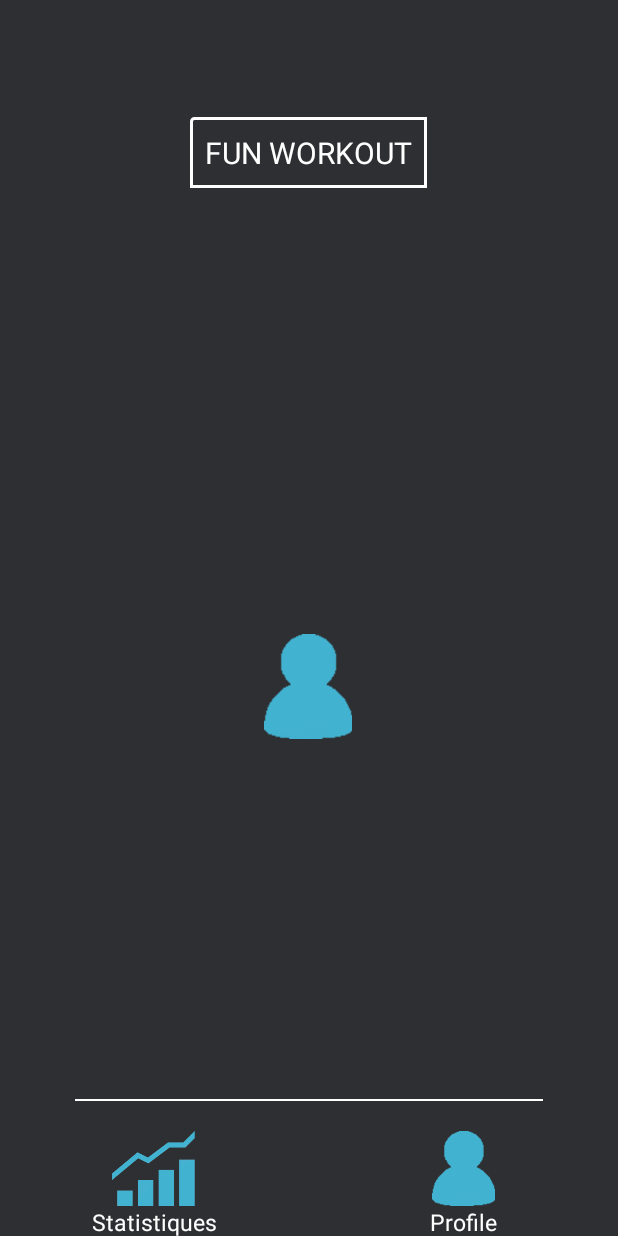
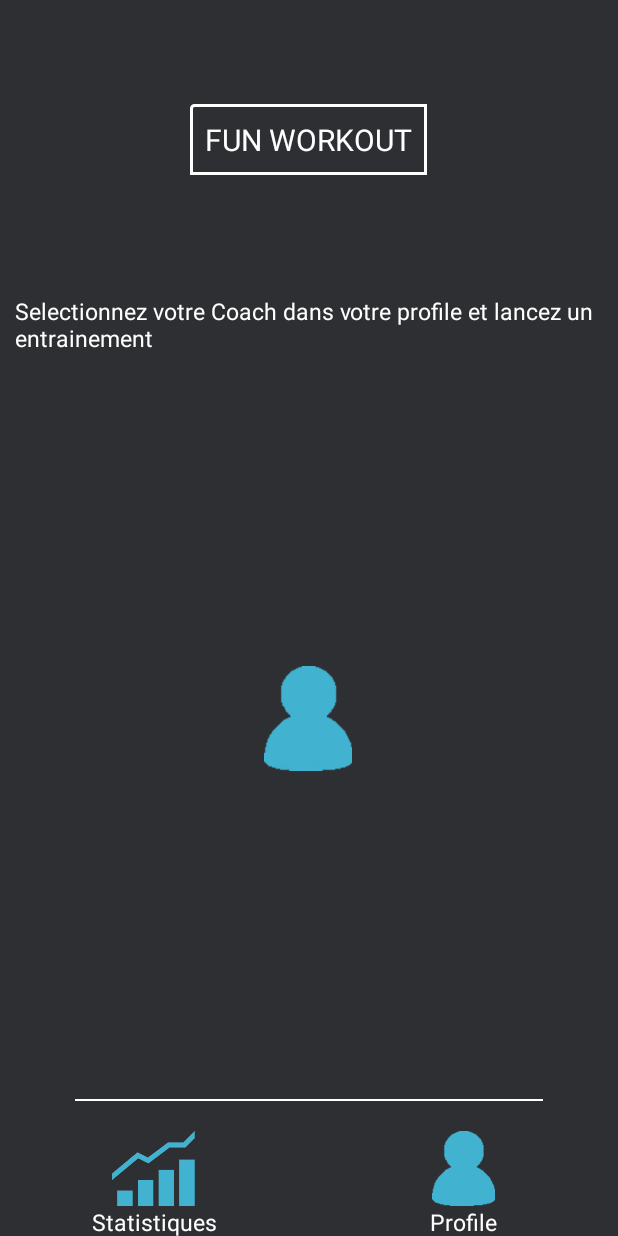
Before and after one commit to olbucaille/Android_Mobility_Project, an Android app: the screen it shows after launch (MainActivity), after a tap on "SE CONNECTER", on a phone screen of 412 x 824 dp. Run offline under Robolectric (Android 15) with nearby library versions, the phone set to English and light mode, and no system bars; our stand-ins replace CircleImageView; libraries missing offline, so code that uses them is left out: com.facebook, com.facebook.login; 6 statements that could not run were skipped.

Commit message:
amélioration

```diff
--- a/app/src/main/java/com/andoidapplicationisep/teammobility/android_mobility_project/BDD/DatabaseHandler.java
+++ b/app/src/main/java/com/andoidapplicationisep/teammobility/android_mobility_project/BDD/DatabaseHandler.java
@@ -17,10 +17,10 @@ public class DatabaseHandler extends SQLiteOpenHelper {
     public static final String USER_TABLE_CREATE =
             "CREATE TABLE " + USER_TABLE_NAME + " (" +
                     USER_KEY + " INTEGER PRIMARY KEY AUTOINCREMENT, " +
-                    USER_FB_ID + "TEXT," +
+                    USER_FB_ID + " TEXT," +
                     USER_NAME + " TEXT, " +
-                    USER_TABLE_NAME + " TEXT" +
-                    USER_COACH_ID+ " TEXT);";
+                    USER_COACH_ID+ " INTEGER);";
+
     public static final String USER_TABLE_DROP = "DROP TABLE IF EXISTS " + USER_TABLE_NAME + ";";
 
 
--- a/app/src/main/java/com/andoidapplicationisep/teammobility/android_mobility_project/BDD/UserDAO.java
+++ b/app/src/main/java/com/andoidapplicationisep/teammobility/android_mobility_project/BDD/UserDAO.java
@@ -18,10 +18,9 @@ public class UserDAO extends DAOBase{
     public static final String USER_TABLE_CREATE =
             "CREATE TABLE " + USER_TABLE_NAME + " (" +
                     USER_KEY + " INTEGER PRIMARY KEY AUTOINCREMENT, " +
-                    USER_FB_ID + "TEXT," +
+                    USER_FB_ID + " TEXT," +
                     USER_NAME + " TEXT, " +
-                    USER_TABLE_NAME + " TEXT" +
-                    USER_COACH_ID+ " TEXT);";
+                    USER_COACH_ID+ " INTEGER);";
 
     public static final String USER_TABLE_DROP = "DROP TABLE IF EXISTS " + USER_TABLE_NAME + ";";
 
@@ -37,6 +36,7 @@ public class UserDAO extends DAOBase{
         ContentValues value = new ContentValues();
         value.put(USER_FB_ID, u.getFbId());
         value.put(USER_NAME, u.getName());
+        value.put(USER_NAME, u.getSelectedCoachId());
         mDb.insert(USER_TABLE_NAME, null, value);
     }
 
@@ -64,16 +64,16 @@ public class UserDAO extends DAOBase{
 
     public void setSelectedCaoch(String userFbId,int coachID){
         Cursor cursor = mDb.rawQuery("UPDATE " + USER_TABLE_NAME +
-                "SET "+ USER_COACH_ID+ " = "+coachID+
-                "WHERE "+ USER_FB_ID+" = ?", new String[]{ userFbId});
+                " SET "+ USER_COACH_ID+ " = "+coachID+
+                " WHERE "+ USER_FB_ID+" = ?", new String[]{ userFbId});
 
     }
 
     public int getSelectedCaoch(String userFbId){
         int coachId=0;
         Cursor cursor = mDb.rawQuery("SELECT " + USER_COACH_ID +
-                "IN "+ USER_TABLE_NAME+
-                "WHERE "+ USER_FB_ID+" = ?", new String[]{ userFbId});
+                " IN "+ USER_TABLE_NAME+
+                " WHERE "+ USER_FB_ID+" = ?", new String[]{ userFbId});
 
         while(cursor.moveToNext()){
             coachId = cursor.getInt(5);
--- a/app/src/main/java/com/andoidapplicationisep/teammobility/android_mobility_project/Index.java
+++ b/app/src/main/java/com/andoidapplicationisep/teammobility/android_mobility_project/Index.java
@@ -94,6 +94,7 @@ public class Index extends AppCompatActivity {
                 AccessToken at = loginResult.getAccessToken();
 
                 user.setFbId(at.getUserId());
+                user.setSelectedCoachId(1);// on met le coach 1 par defaut
                 userDAO.ajouter(user);
                 Intent intent = new Intent(Index.this,MainActivity.class);
                 //l'intent sert à passer des données entre les classes
--- a/app/src/main/res/layout/activity_main.xml
+++ b/app/src/main/res/layout/activity_main.xml
@@ -22,6 +22,24 @@
 
     </RelativeLayout>
 
+    <RelativeLayout
+        android:layout_width="match_parent"
+        android:layout_height="wrap_content"
+        android:gravity="center">
+
+
+
+        <TextView
+            android:layout_width="wrap_content"
+            android:layout_height="wrap_content"
+            android:text ="Selectionnez votre Coach dans votre profile et lancez un entrainement"
+            android:textAppearance ="@style/text_app_style"
+            android:padding="10dp"
+            android:scaleType="centerInside"/>
+
+    </RelativeLayout>
+
+
 
     <RelativeLayout
         android:layout_width="match_parent"
@@ -29,6 +47,7 @@
         android:layout_weight="0.5"
         android:gravity="center"
         android:orientation="horizontal">
+
 
         <ImageButton
 
```
Also changed, not shown: app/src/main/java/com/andoidapplicationisep/teammobility/android_mobility_project/Coach.java (+20 -1 lines), app/src/main/java/com/andoidapplicationisep/teammobility/android_mobility_project/CoachFragment.java (+19 -0 lines), app/src/main/java/com/andoidapplicationisep/teammobility/android_mobility_project/DetailsFragment.java (+8 -4 lines), app/src/main/java/com/andoidapplicationisep/teammobility/android_mobility_project/Profile.java (+2 -10 lines), app/src/main/res/layout/coach_fragment.xml (+12 -0 lines), app/src/main/res/layout/details_stats_fragment.xml (+12 -4 lines), app/src/main/res/layout/history_stats_fragment.xml (+15 -0 lines), app/src/main/res/layout/profile.xml (+20 -4 lines), app/src/main/res/layout/statistic.xml (+7 -4 lines), app/src/main/res/values/strings.xml (+2 -5 lines), app/src/main/res/drawable/comics_superman_icon.png (added).
